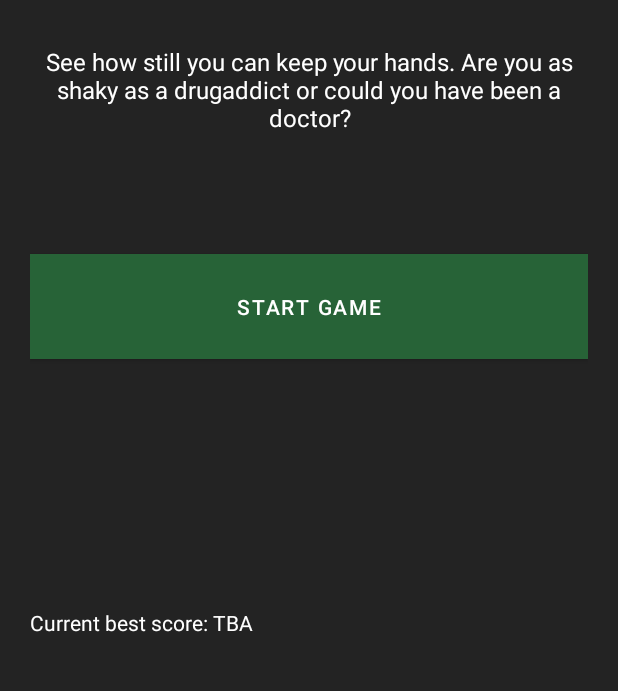
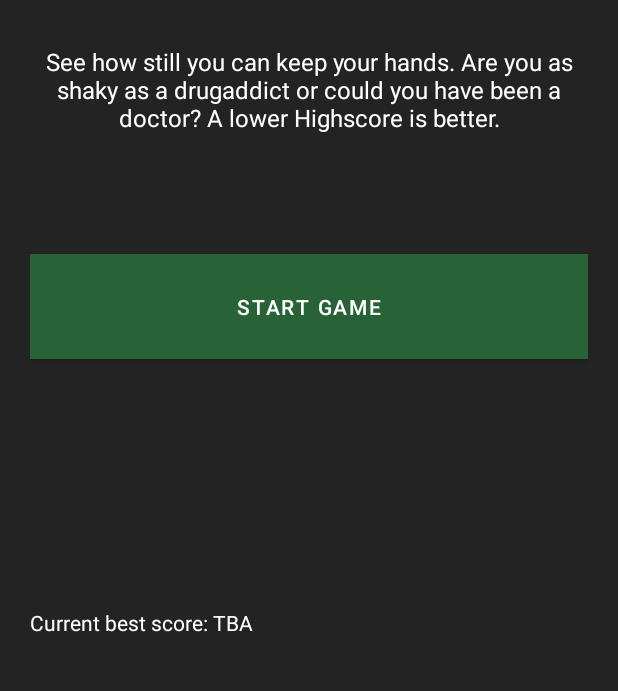
Before and after one commit to Maxi03milian/Steady-Hands, an Android app: the layout activity_main.xml on its own in the app's theme, with its tools: preview values and no code run, on a phone screen of 412 x 824 dp, the part 142-833 px from its top. Run offline under Robolectric (Android 15) with nearby library versions, the phone set to English and light mode, and no system bars.

Commit message:
chore: updated infoText in Main activity

```diff
--- a/app/src/main/java/ch/ms/steadyhands/GameActivity.java
+++ b/app/src/main/java/ch/ms/steadyhands/GameActivity.java
@@ -38,7 +38,7 @@ public class GameActivity extends AppCompatActivity implements SensorEventListen
     private float[] gravity = new float[3];
     private float[] geomagnetic = new float[3];
     private float[] orientation = new float[3];
-    float combinedEval = 500;
+    float combinedEval = -1;
 
     //Score evaluation
     private Timer scoreCheckTimer;
@@ -113,11 +113,10 @@ public class GameActivity extends AppCompatActivity implements SensorEventListen
 
 
     private void addRotationValues() {
-        if(combinedEval == 500){
+        if(combinedEval == -1){
             return;
         }
         rotationValues.add(combinedEval);
-
     }
 
     private void loadResultActivity(){
--- a/app/src/main/res/layout/activity_main.xml
+++ b/app/src/main/res/layout/activity_main.xml
@@ -34,7 +34,7 @@
             android:gravity="center"
             android:paddingTop="30dp"
             android:paddingBottom="80dp"
-            android:text="See how still you can keep your hands. Are you as shaky as a drugaddict or could you have been a doctor?"
+            android:text="See how still you can keep your hands. Are you as shaky as a drugaddict or could you have been a doctor? A lower Highscore is better."
             android:textColor="#FFFFFF"
             android:textSize="16sp" />
 
```
